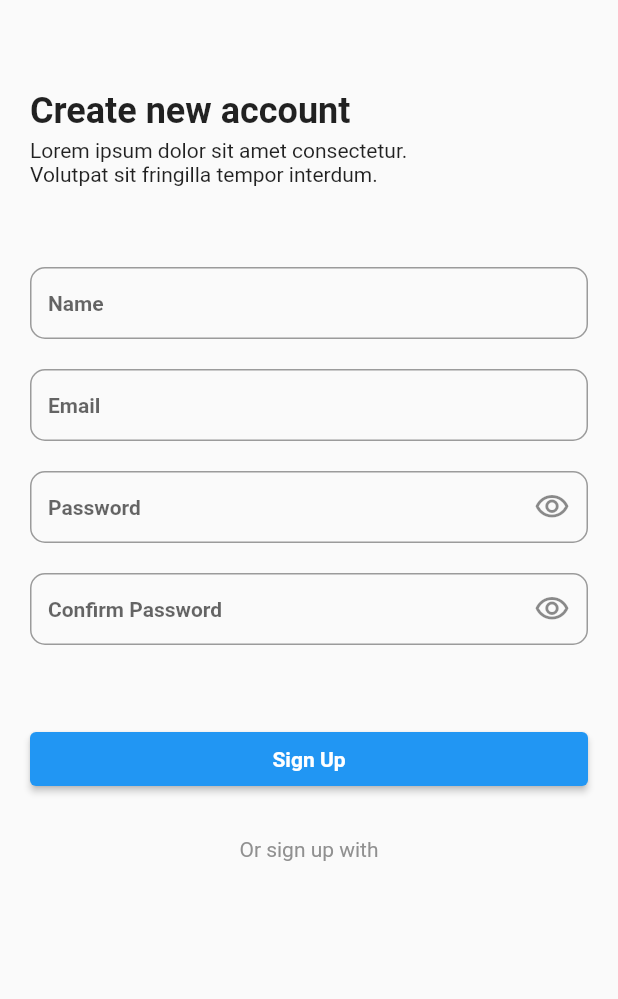
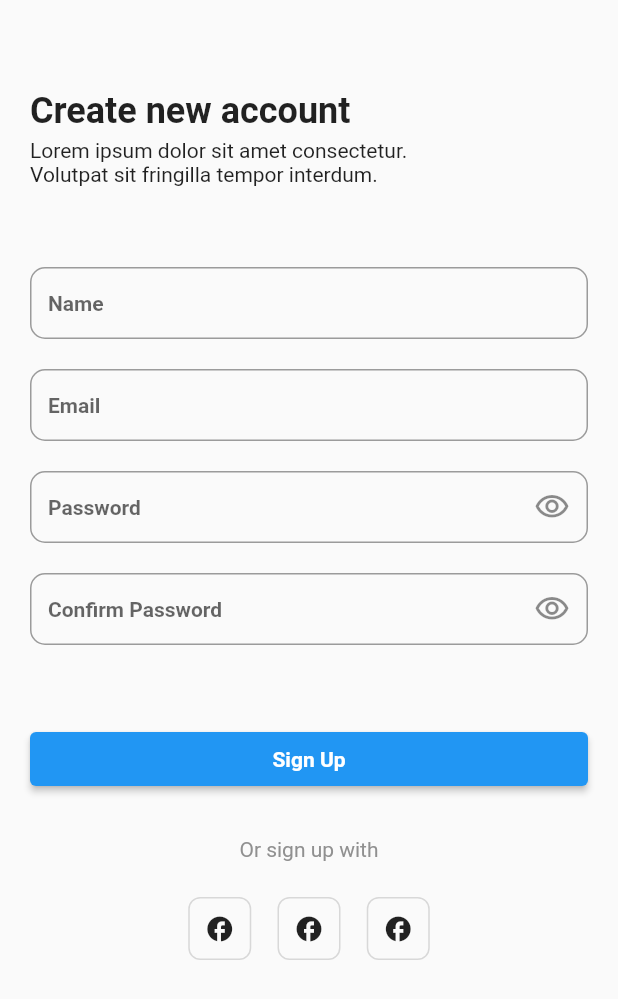
Before and after one commit to ChaRum-Capstone-Project-Batch-3/Mobile, a Flutter app: the RegisterScreen screen opened directly, on a phone screen of 412 x 824 dp. Shown: the top 999 px of the screen. Run offline on Flutter 3.47's test engine with Material 2 defaults, Android fonts, the light colour scheme and no system bars; our stand-ins replace bloc.

Commit message:
feat: register screen wireframe

```diff
--- a/lib/register/view/regiester_screen.dart
+++ b/lib/register/view/regiester_screen.dart
@@ -214,8 +214,55 @@ class _RegisterScreenState extends State<RegisterScreen> {
                             height: 24,
                           ),
                           Row(
+                            mainAxisSize: MainAxisSize.max,
                             mainAxisAlignment: MainAxisAlignment.spaceBetween,
-                            children: [],
+                            children: [
+                              GestureDetector(
+                                child: Container(
+                                  padding: EdgeInsets.all(10),
+                                  decoration: BoxDecoration(
+                                      borderRadius:
+                                          BorderRadius.all(Radius.circular(8)),
+                                      border: Border.all(
+                                        color: Color(0xffD8D8D8),
+                                      )),
+                                  child: Icon(
+                                    Icons.facebook,
+                                    size: 20,
+                                  ),
+                                ),
+                              ),
+                              GestureDetector(
+                                child: Container(
+                                  padding: EdgeInsets.all(10),
+                                  decoration: BoxDecoration(
+                                      borderRadius:
+                                          BorderRadius.all(Radius.circular(8)),
+                                      border: Border.all(
+                                        color: Color(0xffD8D8D8),
+                                      )),
+                                  child: Icon(
+                                    Icons.facebook,
+                                    size: 20,
+                                  ),
+                                ),
+                              ),
+                              GestureDetector(
+                                child: Container(
+                                  padding: EdgeInsets.all(10),
+                                  decoration: BoxDecoration(
+                                      borderRadius:
+                                          BorderRadius.all(Radius.circular(8)),
+                                      border: Border.all(
+                                        color: Color(0xffD8D8D8),
+                                      )),
+                                  child: Icon(
+                                    Icons.facebook,
+                                    size: 20,
+                                  ),
+                                ),
+                              ),
+                            ],
                           ),
                         ],
                       ),
```
